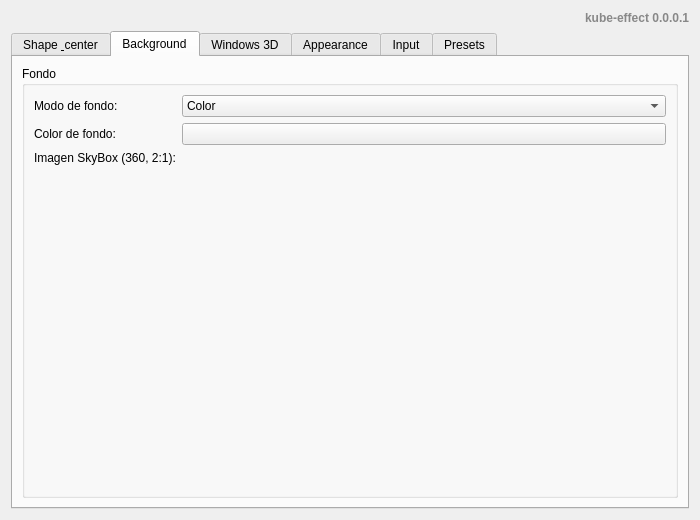
The window that package/contents/ui/config.ui (CesarGuzmanLopez/kube-effect) describes before a commit, drawn with Qt 5.
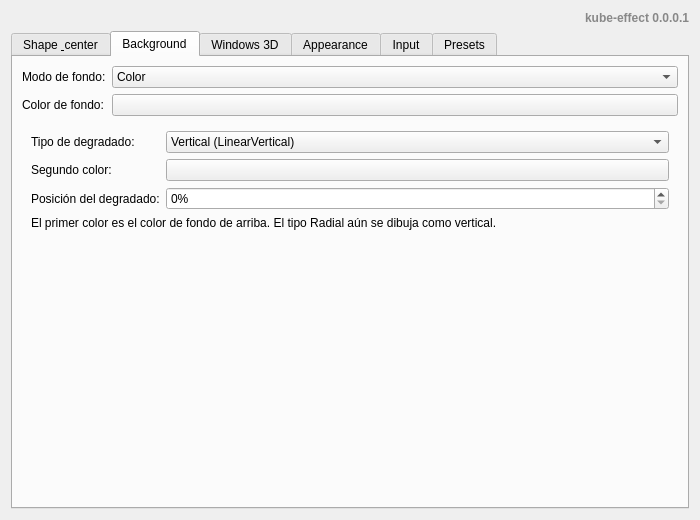
The same window after the commit. The open tabs and pages were chosen to show the change. Custom widgets are drawn as their Qt base class.

Commit message: feat(background): fondo configurable color/imagen/degradado y KCM dinamico

```diff
--- a/package/contents/ui/config.ui
+++ b/package/contents/ui/config.ui
@@ -65,11 +65,7 @@
                         </attribute>
                         <layout class="QVBoxLayout" name="tabBackgroundLayout">
                             <item>
-                                <widget class="QGroupBox" name="bgGroup">
-                                    <property name="title">
-                                        <string>Fondo</string>
-                                    </property>
-                                    <layout class="QFormLayout" name="bgForm">
+                                <layout class="QFormLayout" name="bgModeForm">
                                         <item row="0" column="0">
                                             <widget class="QLabel" name="bgModeLabel">
                                                 <property name="text">
@@ -99,19 +95,159 @@
                                             </widget>
                                         </item>
                                         <item row="1" column="1">
+                                        <!-- One KConfigXT entry binds exactly one widget, so
+                                             the solid colour (also the first gradient stop and
+                                             the image fallback) lives outside the stack. -->
                                             <widget class="KColorButton" name="kcfg_BackgroundColor" />
                                         </item>
+                                </layout>
+                            </item>
+                            <item>
+                                <!-- One page per mode, in Background enum order. The designer
+                                     connection block at the end of this file switches pages; the
+                                     generic KCM only loads this .ui with QUiLoader, so there is
+                                     no config.qml logic to do it. -->
+                                <widget class="QStackedWidget" name="bgModeStack">
+                                    <property name="currentIndex">
+                                        <number>0</number>
+                                    </property>
+
+                                    <!-- 0: Color -->
+                                    <widget class="QWidget" name="bgColorPage">
+                                        <layout class="QFormLayout" name="bgColorForm">
+                                            <item row="0" column="0" colspan="2">
+                                                <widget class="QLabel" name="bgColorHint">
+                                                    <property name="text">
+                                                        <string>Modo Color: se pinta el color de fondo de arriba.</string>
+                                                    </property>
+                                                    <property name="wordWrap">
+                                                        <bool>true</bool>
+                                                    </property>
+                                                </widget>
+                                            </item>
+                                        </layout>
+                                    </widget>
+
+                                    <!-- 1: Image -->
+                                    <widget class="QWidget" name="bgImagePage">
+                                        <layout class="QFormLayout" name="bgImageForm">
+                                            <item row="0" column="0">
+                                                <widget class="QLabel" name="bgImageLabel">
+                                                    <property name="text">
+                                                        <string>Imagen de fondo (2:1 = 360; foto normal = Mapeo Plano):</string>
+                                                    </property>
+                                                </widget>
+                                            </item>
+                                            <item row="0" column="1">
+                                                <widget class="KUrlRequester" name="kcfg_SkyBox" />
+                                            </item>
+                                            <item row="1" column="0">
+                                                <widget class="QLabel" name="bgImageMappingLabel">
+                                                    <property name="text">
+                                                        <string>Mapeo de la imagen:</string>
+                                                    </property>
+                                                </widget>
+                                            </item>
+                                            <item row="1" column="1">
+                                                <widget class="QComboBox" name="kcfg_BackgroundImageMapping">
+                                                    <item>
+                                                        <property name="text">
+                                                            <string>Auto</string>
+                                                        </property>
+                                                    </item>
+                                                    <item>
+                                                        <property name="text">
+                                                            <string>Equirect (360)</string>
+                                                        </property>
+                                                    </item>
+                                                    <item>
+                                                        <property name="text">
+                                                            <string>Plano (Flat)</string>
+                                                        </property>
+                                                    </item>
+                                                </widget>
+                                            </item>
+                                            <item row="2" column="0" colspan="2">
+                                                <widget class="QCheckBox" name="kcfg_BackgroundImageRotate">
+                                                    <property name="text">
+                                                        <string>Girar con el centro (solo 360)</string>
+                                                    </property>
+                                                </widget>
+                                            </item>
+                                        </layout>
+                                    </widget>
+
+                                    <!-- 2: Gradient -->
+                                    <widget class="QWidget" name="bgGradientPage">
+                                        <layout class="QFormLayout" name="bgGradientForm">
+                                            <item row="0" column="0">
+                                                <widget class="QLabel" name="bgGradientTypeLabel">
+                                                    <property name="text">
+                                                        <string>Tipo de degradado:</string>
+                                                    </property>
+                                                </widget>
+                                            </item>
+                                            <item row="0" column="1">
+                                                <widget class="QComboBox" name="kcfg_BackgroundGradientType">
+                                                    <item>
+                                                        <property name="text">
+                                                            <string>Vertical (LinearVertical)</string>
+                                                        </property>
+                                                    </item>
+                                                    <item>
+                                                        <property name="text">
+                                                            <string>Horizontal (LinearHorizontal)</string>
+                                                        </property>
+                                                    </item>
+                                                    <item>
+                                                        <property name="text">
+                                                            <string>Radial</string>
+                                                        </property>
+                                                    </item>
+                                                </widget>
+                                            </item>
+                                            <item row="1" column="0">
+                                                <widget class="QLabel" name="bgColor2Label">
+                                                    <property name="text">
+                                                        <string>Segundo color:</string>
+                                                    </property>
+                                                </widget>
+                                            </item>
+                                            <item row="1" column="1">
+                                                <widget class="KColorButton" name="kcfg_BackgroundColor2" />
+                                            </item>
                                         <item row="2" column="0">
-                                            <widget class="QLabel" name="skyLabel">
+                                                <widget class="QLabel" name="bgStopLabel">
                                                 <property name="text">
-                                                    <string>Imagen SkyBox (360, 2:1):</string>
+                                                        <string>Posición del degradado:</string>
                                                 </property>
                                             </widget>
                                         </item>
                                         <item row="2" column="1">
-                                            <widget class="KUrlRequester" name="kcfg_SkyBox" />
-                                        </item>
-                                    </layout>
+                                                <widget class="QSpinBox" name="kcfg_BackgroundGradientStop">
+                                                    <property name="minimum">
+                                                        <number>0</number>
+                                                    </property>
+                                                    <property name="maximum">
+                                                        <number>100</number>
+                                                    </property>
+                                                    <property name="suffix">
+                                                        <string>%</string>
+                                                    </property>
+                                                </widget>
+                                            </item>
+                                            <item row="3" column="0" colspan="2">
+                                                <widget class="QLabel" name="bgGradientHint">
+                                                    <property name="text">
+                                                        <string>El primer color es el color de fondo de arriba. El tipo Radial aún se dibuja como vertical.</string>
+                                                    </property>
+                                                    <property name="wordWrap">
+                                                        <bool>true</bool>
+                                                    </property>
+                                                </widget>
+                                            </item>
+                                        </layout>
+                                    </widget>
                                 </widget>
                             </item>
                         </layout>
```
Left out of the diff: 18 changed lines with no effect on the pictures. Lines whose indentation alone changed are shown as unchanged. The commit also changes 14 other files.
